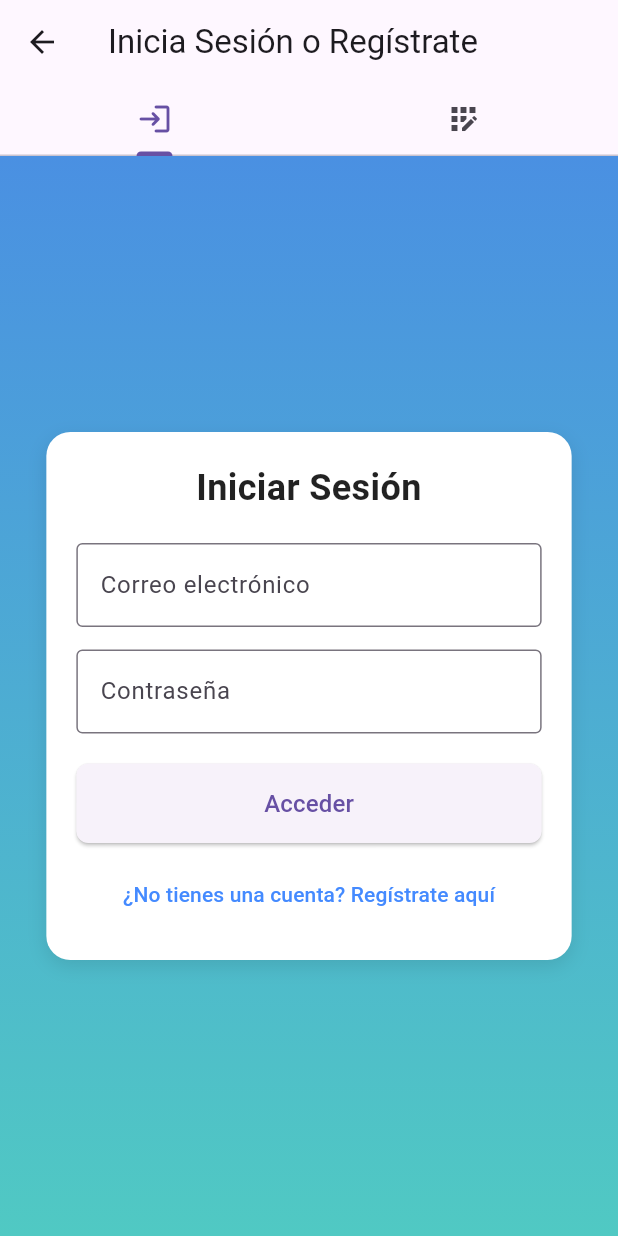
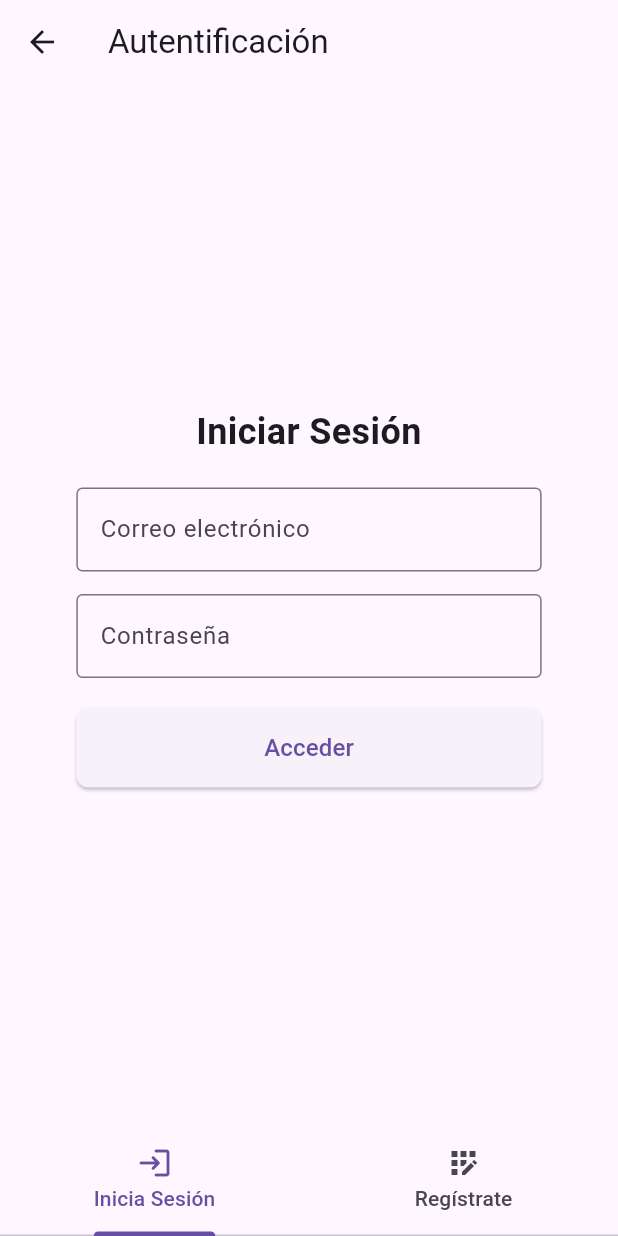
Before and after one commit to Drawnskii/gestor_invetario_espe, a Flutter app: the AuthForm screen opened by its route, on a phone screen of 412 x 824 dp. Run offline on Flutter 3.47's test engine with Material 3 defaults, Android fonts, the phone set to English and light mode, and no system bars; our stand-ins replace barcode_widget; missing offline and left inert: mobile_scanner; generated files the repository leaves out were written again.

Commit message:
Corrección login registro

```diff
--- a/lib/src/views/auth/auth_form.dart
+++ b/lib/src/views/auth/auth_form.dart
@@ -14,17 +14,7 @@ class AuthForm extends StatelessWidget {
       length: 2,
       child: Scaffold(
         appBar: AppBar(
-          title: const Text('Inicia Sesión o Regístrate'),
-          bottom: const TabBar(
-            tabs: <Widget>[
-              Tab(
-                icon: Icon(Icons.login_rounded),
-              ),
-              Tab(
-                icon: Icon(Icons.app_registration_outlined),
-              ),
-            ],
-          ),
+          title: const Text('Autentificación'),
         ),
         body: const TabBarView(
           children: <Widget> [
@@ -32,6 +22,18 @@ class AuthForm extends StatelessWidget {
             Center(child: Register())
           ]
         ),
+        bottomNavigationBar: const TabBar(
+          tabs: <Widget>[
+            Tab(
+              icon: Icon(Icons.login_rounded),
+              text: 'Inicia Sesión',
+            ),
+            Tab(
+              icon: Icon(Icons.app_registration_outlined),
+              text: 'Regístrate',
+            ),
+          ],
+        ),
       )
     );
   }
--- a/lib/src/views/auth/login.dart
+++ b/lib/src/views/auth/login.dart
@@ -17,32 +17,11 @@ class _LoginState extends State<Login> {
     return Scaffold(
       body: Stack(
         children: [
-          // Fondo con degradado
-          Container(
-            decoration: const BoxDecoration(
-              gradient: LinearGradient(
-                colors: [Color(0xFF4A90E2), Color(0xFF50C9C3)],
-                begin: Alignment.topCenter,
-                end: Alignment.bottomCenter,
-              ),
-            ),
-          ),
           Center(
             child: SingleChildScrollView(
               child: Container(
                 width: MediaQuery.of(context).size.width * 0.85,
                 padding: const EdgeInsets.all(20),
-                decoration: BoxDecoration(
-                  color: Colors.white,
-                  borderRadius: BorderRadius.circular(16),
-                  boxShadow: [
-                    BoxShadow(
-                      color: Colors.black.withOpacity(0.1),
-                      blurRadius: 10,
-                      offset: const Offset(0, 4),
-                    ),
-                  ],
-                ),
                 child: Form(
                   key: _formKey,
                   child: Column(
@@ -53,7 +32,6 @@ class _LoginState extends State<Login> {
                         style: TextStyle(
                           fontSize: 24,
                           fontWeight: FontWeight.bold,
-                          color: Colors.black87,
                         ),
                         textAlign: TextAlign.center,
                       ),
@@ -114,16 +92,6 @@ class _LoginState extends State<Login> {
                         ),
                       ),
                       const SizedBox(height: 10),
-                      // Enlace para registrarse
-                      TextButton(
-                        onPressed: () {
-                          Navigator.pushNamed(context, '/register');
-                        },
-                        child: const Text(
-                          '¿No tienes una cuenta? Regístrate aquí',
-                          style: TextStyle(color: Colors.blueAccent),
-                        ),
-                      ),
                     ],
                   ),
                 ),
```
Also changed, not shown: lib/src/views/auth/register.dart (+0 -30 lines).
